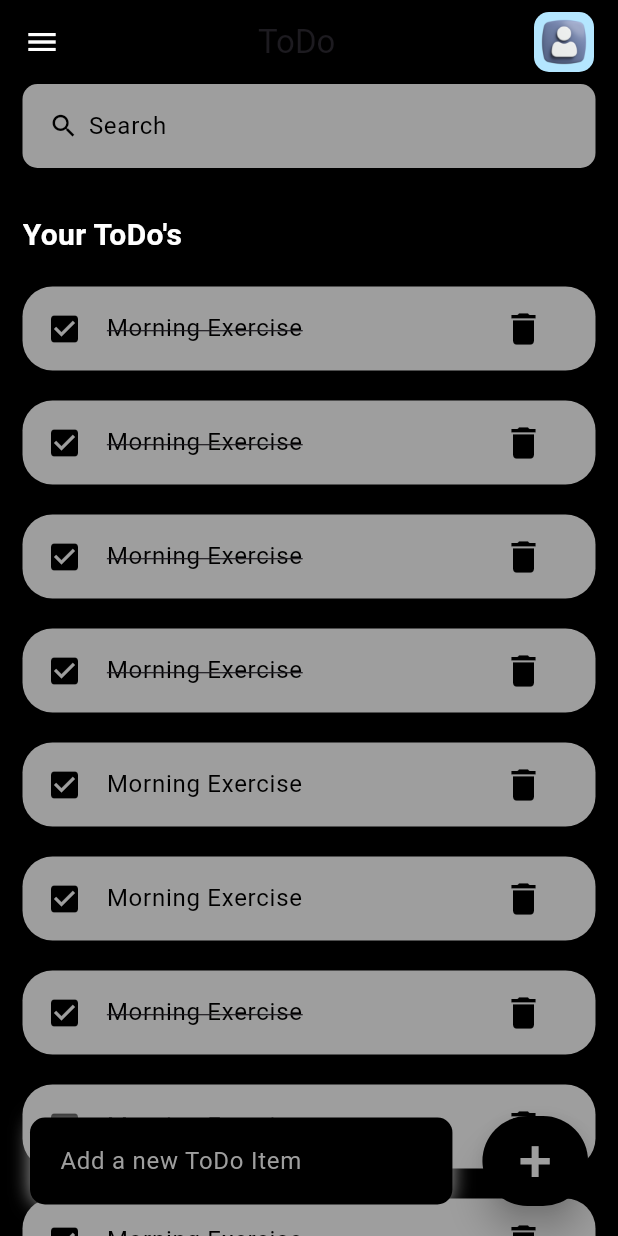
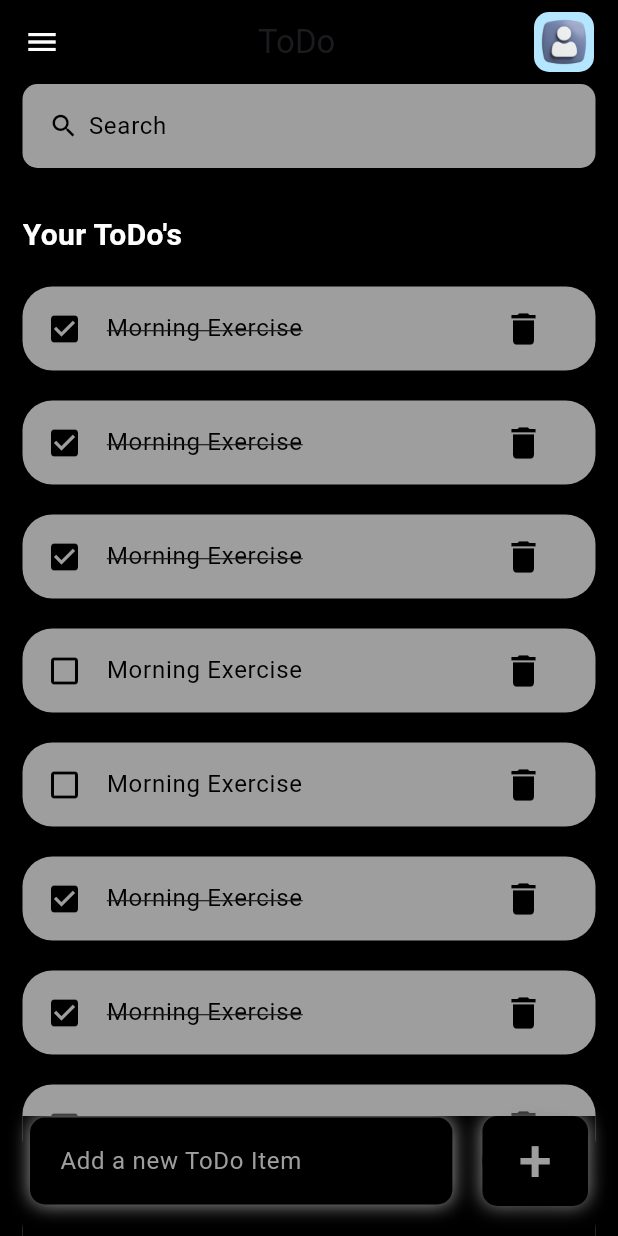
Before and after one commit to ramana1718/ToDo-App, a Flutter app: the screen it shows after launch, on a phone screen of 412 x 824 dp. Run offline on Flutter 3.47's test engine with Material 3 defaults, Android fonts, the phone set to English and light mode, and no system bars.

Commit message:
search and add functionality implemented to add todo's and search todo's

```diff
--- a/lib/home.dart
+++ b/lib/home.dart
@@ -2,12 +2,24 @@ import 'package:flutter/material.dart';
 import 'package:todo/todo.dart';
 import 'package:todo/todoitem.dart';
 
-class Home extends StatelessWidget {
+class Home extends StatefulWidget {
   Home({Key? key}) : super(key: key);
 
+  @override
+  State<Home> createState() => _HomeState();
+}
+
+class _HomeState extends State<Home> {
   final todosList = ToDo.todoList();
+  final _todoController = TextEditingController();
+  List<ToDo> _foundToDo = [];
 
   @override
+  void initState() {
+    _foundToDo = todosList;
+    super.initState();
+  }
+
   Widget build(BuildContext context) {
     return Scaffold(
       backgroundColor: Colors.black,
@@ -32,9 +44,18 @@ class Home extends StatelessWidget {
                             fontWeight: FontWeight.bold),
                       ),
                     ),
-                    for (ToDo todo in todosList) ToDoItem(todo: todo),
+                    for (ToDo todo in _foundToDo.reversed)
+                      ToDoItem(
+                        todo: todo,
+                        onToDochanged: _handleToDochange,
+                        onDeleteItem: _deleteToDoItem,
+                      ),
                   ],
-                ))
+                )),
+                Container(
+                  height: 80,
+                  color: Colors.black,
+                )
               ],
             ),
           ),
@@ -62,6 +83,8 @@ class Home extends StatelessWidget {
                       ],
                       borderRadius: BorderRadius.circular(10)),
                   child: TextField(
+                    style: TextStyle(color: Colors.grey),
+                    controller: _todoController,
                     decoration: InputDecoration(
                       hintText: 'Add a new ToDo Item',
                       hintStyle: TextStyle(color: Colors.grey),
@@ -74,8 +97,21 @@ class Home extends StatelessWidget {
                     bottom: 20,
                     right: 20,
                   ),
+                  decoration: BoxDecoration(
+                      color: Colors.black,
+                      boxShadow: const [
+                        BoxShadow(
+                          color: Colors.grey,
+                          offset: Offset(0, 0),
+                          blurRadius: 10,
+                          spreadRadius: 0,
+                        )
+                      ],
+                      borderRadius: BorderRadius.circular(10)),
                   child: ElevatedButton(
-                    onPressed: () {},
+                    onPressed: () {
+                      _addToDOItem(_todoController.text);
+                    },
                     child: Text(
                       '+',
                       style: TextStyle(fontSize: 40, color: Colors.grey),
@@ -94,6 +130,42 @@ class Home extends StatelessWidget {
       ),
     );
   }
+
+  void _handleToDochange(ToDo todo) {
+    setState(() {
+      todo.isDone = !todo.isDone;
+    });
+  }
+
+  void _deleteToDoItem(String id) {
+    setState(() {
+      todosList.removeWhere((item) => item.id == id);
+    });
+  }
+
+  void _addToDOItem(String toDo) {
+    setState(() {
+      todosList.add(ToDo(
+          id: DateTime.now().millisecondsSinceEpoch.toString(),
+          todoText: toDo));
+      _todoController.clear();
+    });
+  }
+
+  void _runFilter(String enteredKeyword) {
+    List<ToDo> result = [];
+    if (enteredKeyword.isEmpty) {
+      result = todosList;
+    } else {
+      result = todosList
+          .where((item) => item.todoText!
+              .toLowerCase()
+              .contains(enteredKeyword.toLowerCase()))
+          .toList();
+    }
+    setState(() {
+      _foundToDo = result;
+    });
   }
 
   AppBar appbar() {
@@ -125,7 +197,8 @@ Widget Search() {
       padding: EdgeInsets.symmetric(horizontal: 15),
       decoration: BoxDecoration(
           color: Colors.grey, borderRadius: BorderRadius.circular(10)),
-    child: const TextField(
+      child: TextField(
+        onChanged: (value) => _runFilter(value),
         decoration: InputDecoration(
             contentPadding: EdgeInsets.all(16),
             prefixIcon: Icon(
@@ -143,3 +216,4 @@ Widget Search() {
       ),
     );
   }
+}
--- a/lib/todo.dart
+++ b/lib/todo.dart
@@ -16,9 +16,9 @@ class ToDo {
       ToDo(id: '04', todoText: 'Morning Exercise', isDone: true),
       ToDo(id: '05', todoText: 'Morning Exercise'),
       ToDo(id: '06', todoText: 'Morning Exercise'),
-      ToDo(id: '04', todoText: 'Morning Exercise', isDone: true),
-      ToDo(id: '04', todoText: 'Morning Exercise', isDone: true),
-      ToDo(id: '04', todoText: 'Morning Exercise', isDone: true),
+      ToDo(id: '07', todoText: 'Morning Exercise', isDone: true),
+      ToDo(id: '08', todoText: 'Morning Exercise', isDone: true),
+      ToDo(id: '09', todoText: 'Morning Exercise', isDone: true),
     ];
   }
 }
--- a/lib/todoitem.dart
+++ b/lib/todoitem.dart
@@ -3,7 +3,15 @@ import 'package:todo/todo.dart';
 
 class ToDoItem extends StatelessWidget {
   final ToDo todo;
-  const ToDoItem({Key? key, required this.todo}) : super(key: key);
+  final onToDochanged;
+  final onDeleteItem;
+
+  const ToDoItem(
+      {Key? key,
+      required this.todo,
+      required this.onToDochanged,
+      required this.onDeleteItem})
+      : super(key: key);
 
   @override
   Widget build(BuildContext context) {
@@ -11,14 +19,14 @@ class ToDoItem extends StatelessWidget {
       margin: EdgeInsets.only(bottom: 20),
       child: ListTile(
         onTap: () {
-          print("Clicked on todo item");
+          onToDochanged(todo);
         },
         shape: RoundedRectangleBorder(
           borderRadius: BorderRadius.circular(20),
         ),
         tileColor: Colors.grey,
         leading: Icon(
-          Icons.check_box,
+          todo.isDone ? Icons.check_box : Icons.check_box_outline_blank,
           color: Colors.black,
         ),
         title: Text(todo.todoText!,
@@ -29,7 +37,7 @@ class ToDoItem extends StatelessWidget {
         trailing: Container(
           child: IconButton(
             onPressed: () {
-              print("Clicked on Delete");
+              onDeleteItem(todo.id);
             },
             icon: Icon(Icons.delete),
             color: Colors.black,
```
Lines whose indentation alone changed are shown as unchanged.
